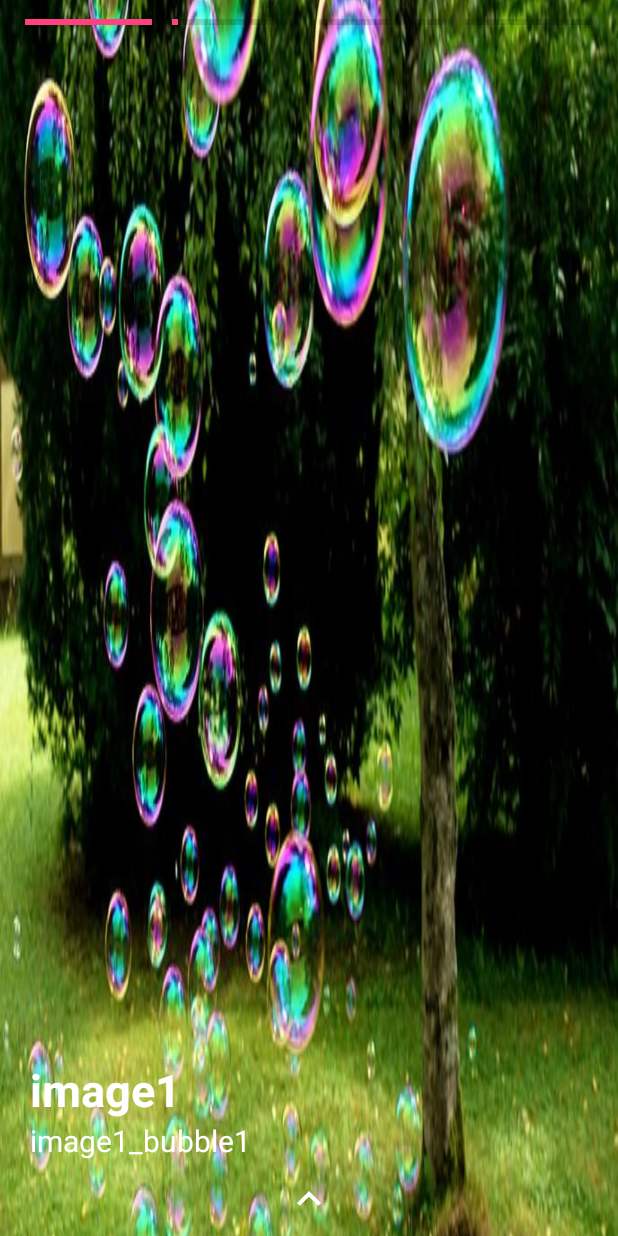
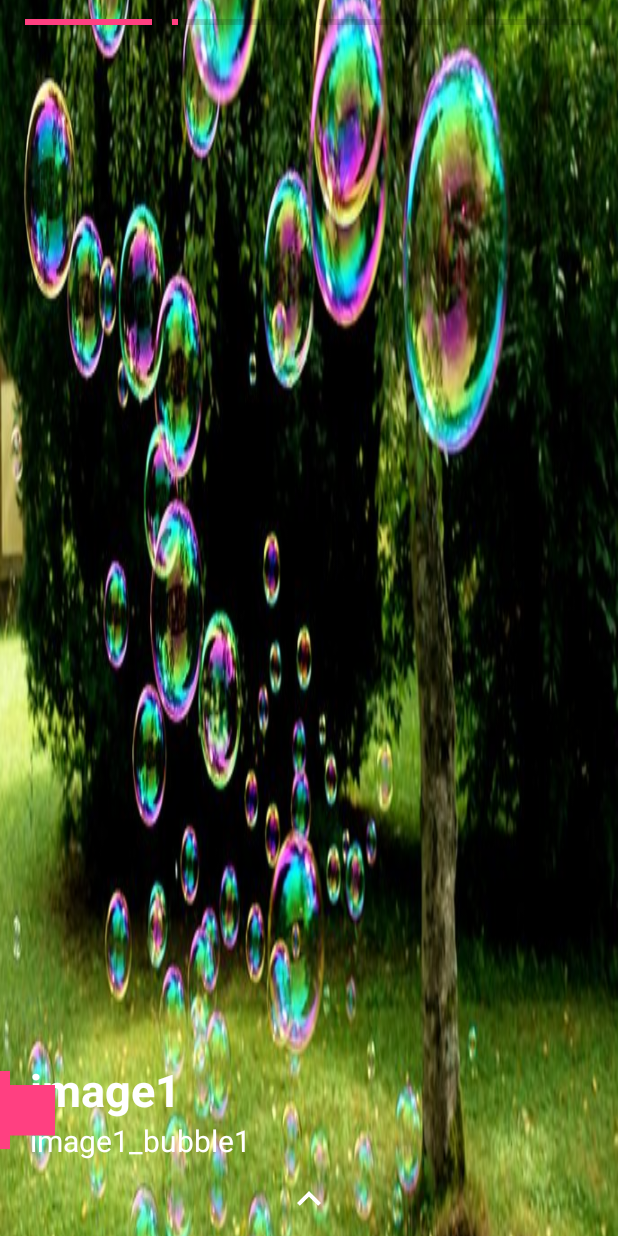
Before and after one commit to jeonsoh/Kotlin_Animation, an Android app: the screen it shows after launch (MainActivity), on a phone screen of 412 x 824 dp. Run offline under Robolectric (Android 15) with nearby library versions, the phone set to English and light mode, and no system bars; our stand-ins replace EventBus.

Commit message:
add textview animation but have to fix

```diff
--- a/app/src/main/java/com/example/jeonsohh/paige_animation/ViewerFragment.kt
+++ b/app/src/main/java/com/example/jeonsohh/paige_animation/ViewerFragment.kt
@@ -6,8 +6,6 @@ import android.os.Bundle
 import android.support.v4.app.Fragment
 import android.util.Log
 import android.view.*
-import android.widget.LinearLayout
-import android.widget.ProgressBar
 import kotlinx.android.synthetic.main.activity_viewpager_item.*
 import kotlinx.android.synthetic.main.activity_viewpager_item.view.*
 import org.greenrobot.eventbus.EventBus
@@ -15,6 +13,7 @@ import android.graphics.Color
 import android.support.design.widget.BottomSheetBehavior
 import android.support.v7.widget.RecyclerView
 import android.view.animation.*
+import android.widget.*
 
 
 class ViewerFragment : Fragment() {
@@ -80,11 +79,14 @@ class ViewerFragment : Fragment() {
                     btn_bottomsheet.setBackgroundColor(Color.parseColor("#FFFFFF"))
                     btn_bottomsheet.setImageResource(R.drawable.ic_expand_next)
                     mAnimatorSet?.pause()
+                    imageview_viewpager.isEnabled = false
                 }
                 if(newState == BottomSheetBehavior.STATE_COLLAPSED){//4
                     btn_bottomsheet.setBackgroundColor(Color.parseColor("#00FFFFFF"))
                     btn_bottomsheet.setImageResource(R.drawable.ic_expand_less)
                     mAnimatorSet?.resume()
+                    imageview_viewpager.isEnabled = true
+
                 }
             }
         })
@@ -111,13 +113,11 @@ class ViewerFragment : Fragment() {
                 if(e1!!.getY() - e2!!.getY() > SWIPE_MIN_DISTANCE && Math.abs(velocityY) > SWIPE_THRESHOLD_VELOCITY) {
                     if(mBottomSheetBehavior.state  == BottomSheetBehavior.STATE_COLLAPSED){
                         mBottomSheetBehavior.state = BottomSheetBehavior.STATE_EXPANDED //open
-                     //   imageview_viewpager.isEnabled = false
                     }
                     return false; // Bottom to top
                 }  else if (e2.getY() - e1.getY() > SWIPE_MIN_DISTANCE && Math.abs(velocityY) > SWIPE_THRESHOLD_VELOCITY) {
                     if(mBottomSheetBehavior.state  == BottomSheetBehavior.STATE_EXPANDED){
                         mBottomSheetBehavior.state = BottomSheetBehavior.STATE_COLLAPSED //close
-                       // imageview_viewpager.isEnabled = true
                     }
                     return false; // Top to bottom
                 }
@@ -138,7 +138,7 @@ class ViewerFragment : Fragment() {
         })
 
         /* onTouch 애니메이션 재시작, 좌우 화면전환 */
-        var imgListener = imageview_viewpager.setOnTouchListener(object : View.OnTouchListener {
+        imageview_viewpager.setOnTouchListener(object : View.OnTouchListener {
             override fun onTouch(v: View?, m: MotionEvent?): Boolean {
                 if(detector.onTouchEvent(m)){
                     Log.d(TAG, "Gesture Detector")
@@ -208,8 +208,8 @@ class ViewerFragment : Fragment() {
                 Log.d(TAG, " === Start Animation ===  ")
                 if (mCurrentProgressbar in 1..childCount) {
                     imageview_viewpager.setImageResource(items.subitem[mCurrentProgressbar - 1].main_image)
-                    textview_viewpager_sub.setText(items.subitem[mCurrentProgressbar - 1].main_text) //기사 sub
-                    textview_bottomsheet.setText(items.subitem[mCurrentProgressbar - 1].main_text) //기사 내용. 수정
+                    textview_viewpager_sub.setText(items.subitem[mCurrentProgressbar - 1].main_text)
+                    textview_bottomsheet.setText(items.subitem[mCurrentProgressbar - 1].main_text)
                 }
             }
 
@@ -217,9 +217,6 @@ class ViewerFragment : Fragment() {
                 if (!isCanceled) {
                     Log.d(TAG, " === End Animation ===  ")
 
-                    //     Log.d( TAG, "current sub item num : " + currentSubItem)
-                    //     Log.d( TAG,"-----Child : " +progresslayout_viewpager.javaClass)
-                    //     Log.d( TAG,"childCount : " + childCount)
                     if (mCurrentProgressbar < childCount - 1) {
                         mCurrentProgressbar++
                         animationStart()
@@ -241,15 +238,27 @@ class ViewerFragment : Fragment() {
     fun setAnimation(currentSub: Int): AnimatorSet {
         mProgressbar = progresslayout_viewpager!!.findViewWithTag<ProgressBar>("progressbar" + currentSub) as ProgressBar
 
-        var anim_progressbar = AnimatorInflater.loadAnimator(imageview_viewpager.context, R.animator.linear_progress)  //property animation방식
-        anim_progressbar.setTarget(mProgressbar)
+        var anim_progressbar = AnimatorInflater.loadAnimator(imageview_viewpager.context, R.animator.linear_progress).apply {
+            setTarget(mProgressbar)
+        }
 
-        var anim_textview = AnimatorInflater.loadAnimator(imageview_viewpager.context, R.animator.linear_background)  //property animation방식
-        anim_textview.setTarget(textview_viewpager_head)
-        anim_textview.setInterpolator(AccelerateDecelerateInterpolator())
+//        var anim_textview = AnimatorInflater.loadAnimator(imageview_viewpager.context, R.animator.linear_background).apply {
+//            setTarget(textview_viewpager_head)
+//            setInterpolator(AccelerateDecelerateInterpolator())
+//        }
 
-        var anim_zoomin = AnimatorInflater.loadAnimator(imageview_viewpager.context, R.animator.zoom_in) as AnimatorSet  //property animation방식
-        anim_zoomin.setTarget(imageview_viewpager)
+        var view = TextView(activity)
+        var params = RelativeLayout.LayoutParams(10, textviewgroup.height)
+        params.addRule(RelativeLayout.ALIGN_PARENT_LEFT)
+        view.layoutParams = params
+        view.setBackgroundResource(R.color.colorAccent)
+        textviewgroup!!.addView(view)
+        var anim_textview = (AnimatorInflater.loadAnimator(imageview_viewpager.context, R.animator.translate))
+        anim_textview.setTarget(view)
+
+        var anim_zoomin = (AnimatorInflater.loadAnimator(imageview_viewpager.context, R.animator.zoom_in) as AnimatorSet).apply {
+            setTarget(imageview_viewpager)
+        }
 
         anim_zoomin.playTogether(anim_progressbar, anim_textview)
 
@@ -264,11 +273,12 @@ class ViewerFragment : Fragment() {
         mAnimatorSet?.cancel()
         isCanceled = false
         mAnimatorSet?.removeAllListeners()
-//        imageview_viewpager.animate().cancel()
+
         for (i in 0..items.subitem.size) {
             mProgressbar?.animate()?.cancel()
             progresslayout_viewpager!!.findViewWithTag<ProgressBar>("progressbar" + i).setProgress(0)
         }
+
         imageview_viewpager.setImageResource(items.main_image) //head이미지
         textview_viewpager_head.setText(items.main_text) //기사 head
         textview_viewpager_sub.setText(items.main_text)
--- /dev/null
+++ b/app/src/main/res/animator/translate.xml
@@ -0,0 +1,18 @@
+<?xml version="1.0" encoding="utf-8"?>
+<set xmlns:android="http://schemas.android.com/apk/res/android"
+    android:interpolator="@android:anim/linear_interpolator"
+    android:ordering="sequentially">
+    <objectAnimator
+        android:propertyName="scaleY"
+        android:valueFrom="1"
+        android:valueTo="0.5"
+        android:duration="2000"
+        />
+    <!-- repeatcount = -1 means infinitely... -->
+    <objectAnimator
+        android:propertyName="scaleX"
+        android:valueFrom="1"
+        android:valueTo="10"
+        android:duration="5000"
+        />
+</set>
--- a/app/src/main/res/layout/activity_viewpager_item.xml
+++ b/app/src/main/res/layout/activity_viewpager_item.xml
@@ -7,7 +7,8 @@
 
     <FrameLayout
         android:layout_width="match_parent"
-        android:layout_height="match_parent">
+        android:layout_height="match_parent"
+        android:id="@+id/framelayout_viewpager">
 
         <android.support.v7.widget.AppCompatImageView
             android:layout_width="match_parent"
@@ -16,18 +17,19 @@
             android:scaleType="fitXY">
         </android.support.v7.widget.AppCompatImageView>
 
-        <LinearLayout
+        <RelativeLayout
             android:layout_width="match_parent"
             android:layout_height="wrap_content"
             android:layout_gravity="bottom|center_horizontal"
             android:layout_marginBottom="50dp"
-            android:layout_marginLeft="20dp"
-            android:layout_marginRight="20dp"
             android:orientation="vertical"
+            android:id="@+id/textviewgroup"
             >
             <TextView
                 android:layout_width="wrap_content"
                 android:layout_height="wrap_content"
+                android:layout_marginLeft="20dp"
+                android:layout_marginRight="20dp"
                 android:id="@+id/textview_viewpager_head"
                 android:textSize="30sp"
                 android:textStyle="bold"
@@ -36,11 +38,14 @@
             <TextView
                 android:layout_width="match_parent"
                 android:layout_height="wrap_content"
+                android:layout_marginLeft="20dp"
+                android:layout_marginRight="20dp"
+                android:layout_below="@id/textview_viewpager_head"
                 android:id="@+id/textview_viewpager_sub"
                 android:textSize="20sp"
                 android:textColor="@color/colorBasicText"
                 />
-        </LinearLayout>
+        </RelativeLayout>
 
 
         <LinearLayout
```
